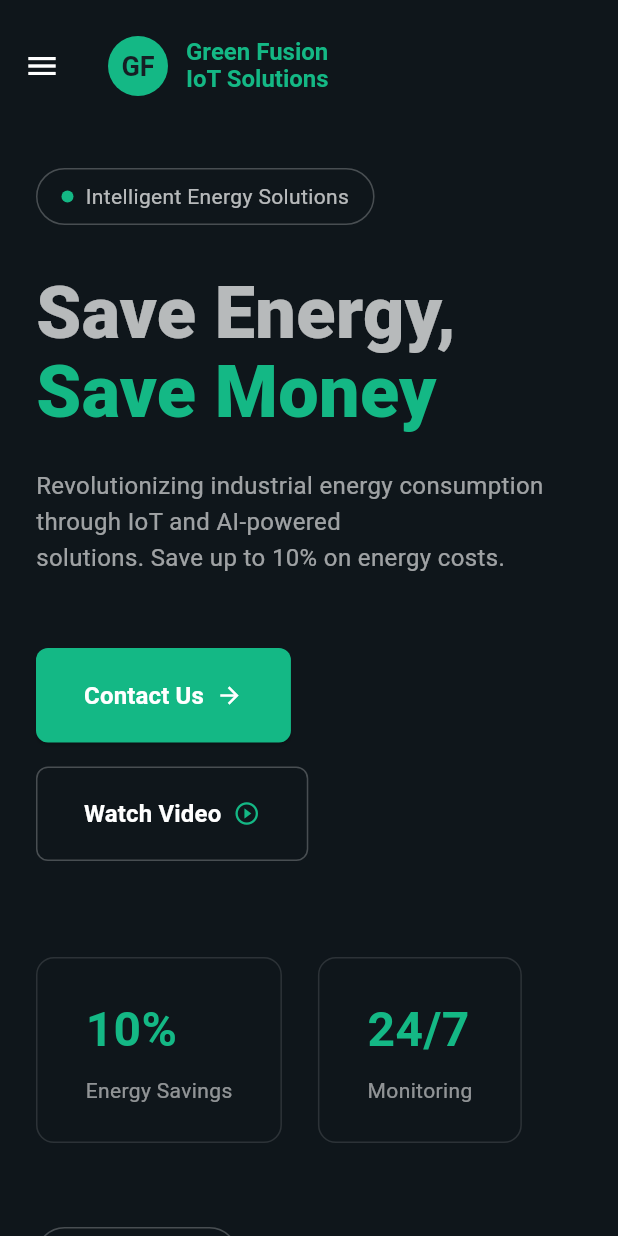
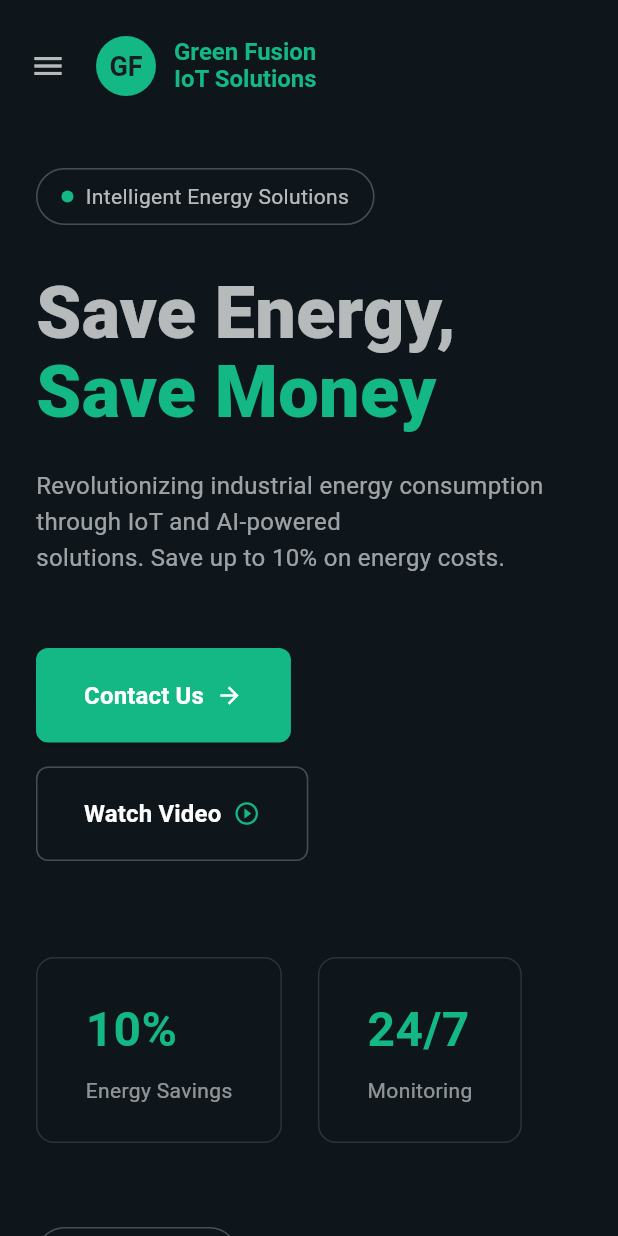
Before and after one commit to sushma210708/iot_solutions, a Flutter app: the screen it shows after launch, on a phone screen of 412 x 824 dp. Run offline on Flutter 3.47's test engine with Material 3 defaults, Android fonts, the phone set to English and light mode, and no system bars; our stand-ins replace firebase_auth, firebase_core, font_awesome_flutter, image_picker; accounts and stored records are empty; network calls fail.

Commit message:
fix: explicit drawer hamburger icon

```diff
--- a/lib/pages/home_page.dart
+++ b/lib/pages/home_page.dart
@@ -65,6 +65,7 @@ class _HomePageState extends State<HomePage> {
         slivers: [
           SliverAppBar(
             pinned: true,
+            automaticallyImplyLeading: false,
             backgroundColor: _isScrolled ? Colors.black87 : Colors.transparent,
             elevation: _isScrolled ? 4 : 0,
             iconTheme: const IconThemeData(color: Colors.white),
--- a/lib/widgets/nav_bar.dart
+++ b/lib/widgets/nav_bar.dart
@@ -28,6 +28,13 @@ class NavBar extends StatelessWidget {
           // Logo placeholder
           Row(
             children: [
+              if (!isDesktop)
+                IconButton(
+                  icon: Icon(Icons.menu, color: textColor),
+                  onPressed: () => Scaffold.of(context).openDrawer(),
+                  padding: const EdgeInsets.only(right: 16),
+                  constraints: const BoxConstraints(),
+                ),
               Container(
                 width: 40,
                 height: 40,
```
Also changed, not shown: 1 other file.
